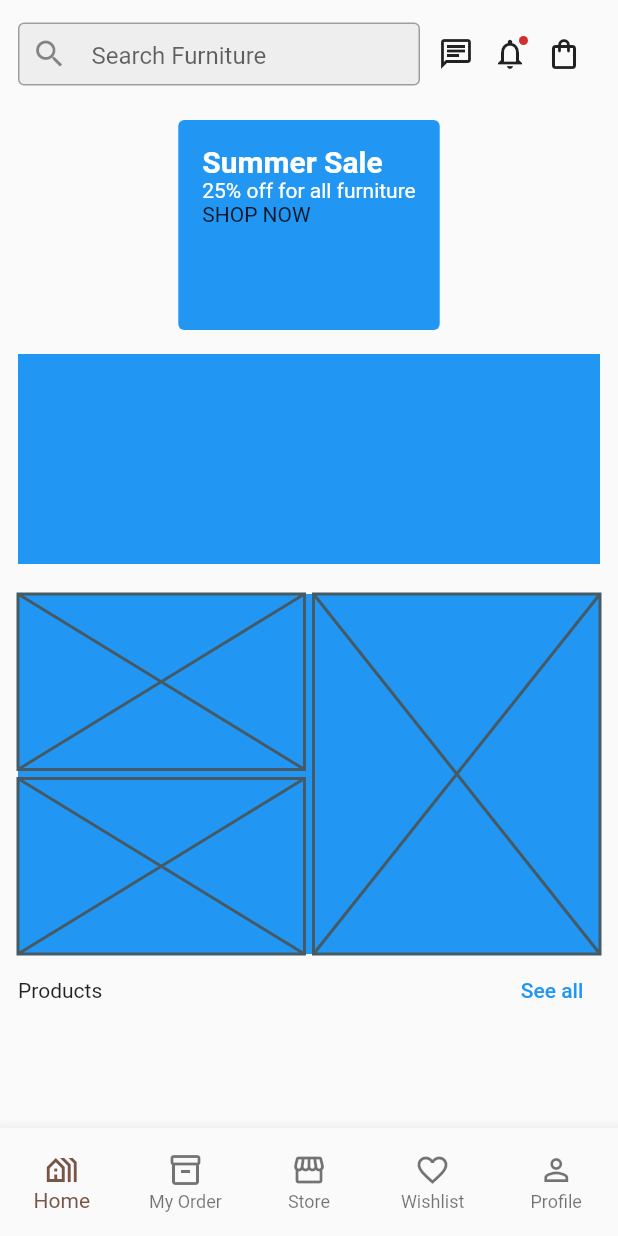
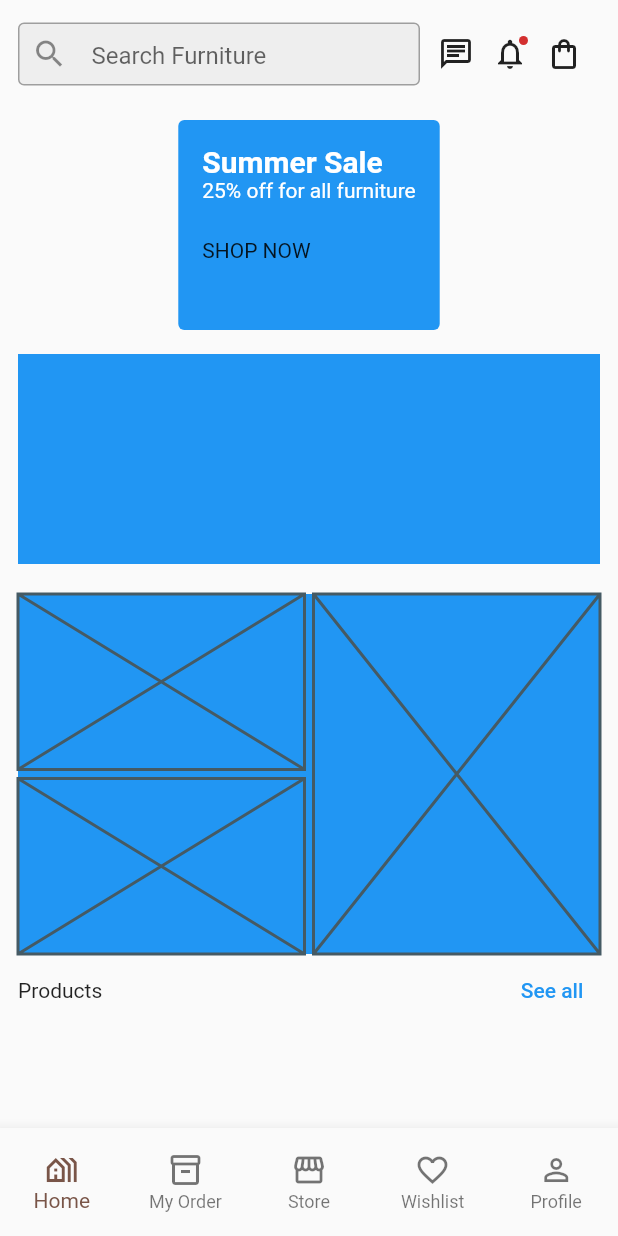
Before and after one commit to JAICHANGPARK/flutter_notebook_chapter_30, a Flutter app: the FurnitureMainPage screen opened directly, on a phone screen of 412 x 824 dp. Run offline on Flutter 3.47's test engine with Material 2 defaults, Android fonts, the phone set to English and light mode, and no system bars.

Commit message:
Update furniture_main_page.dart

```diff
--- a/lib/ep1505_furniture_store_app/view/furniture_main_page.dart
+++ b/lib/ep1505_furniture_store_app/view/furniture_main_page.dart
@@ -67,11 +67,11 @@ class _FurnitureMainPageState extends State<FurnitureMainPage> {
                           color: Colors.blue,
                           borderRadius: BorderRadius.circular(4),
                         ),
-                        padding: EdgeInsets.all(16),
+                        padding: const EdgeInsets.all(16),
                         child: Column(
                           crossAxisAlignment: CrossAxisAlignment.start,
                           children: [
-                            Text(
+                            const Text(
                               'Summer Sale',
                               style: TextStyle(
                                 fontWeight: FontWeight.bold,
@@ -79,13 +79,16 @@ class _FurnitureMainPageState extends State<FurnitureMainPage> {
                                 color: Colors.white,
                               ),
                             ),
-                            Text(
+                            const Text(
                               "25% off for all furniture",
                               style: TextStyle(
                                 color: Colors.white,
                               ),
                             ),
-                            Text(
+                            const SizedBox(
+                              height: 24,
+                            ),
+                            const Text(
                               "SHOP NOW",
                             ),
                           ],
```
